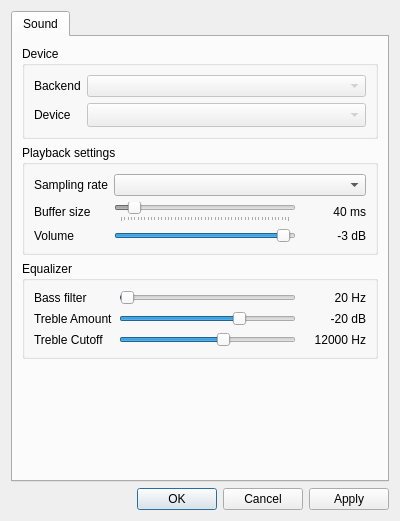
Before: the Qt Designer form ui/designer/ConfigDialog.ui in stoneface86/trackerboy, drawn with Qt 5.
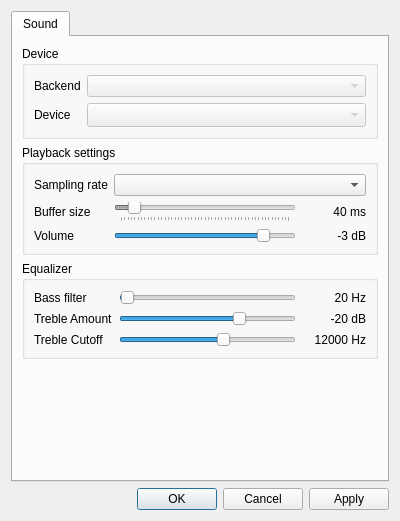
After: the same form once the commit is applied.

```diff
--- a/ui/designer/ConfigDialog.ui
+++ b/ui/designer/ConfigDialog.ui
@@ -145,13 +145,13 @@
           <item row="2" column="1">
            <widget class="QSlider" name="mVolumeSlider">
             <property name="minimum">
-             <number>-100</number>
-            </property>
-            <property name="maximum">
              <number>0</number>
             </property>
+            <property name="maximum">
+             <number>100</number>
+            </property>
             <property name="value">
-             <number>-3</number>
+             <number>85</number>
             </property>
             <property name="orientation">
              <enum>Qt::Horizontal</enum>
```
